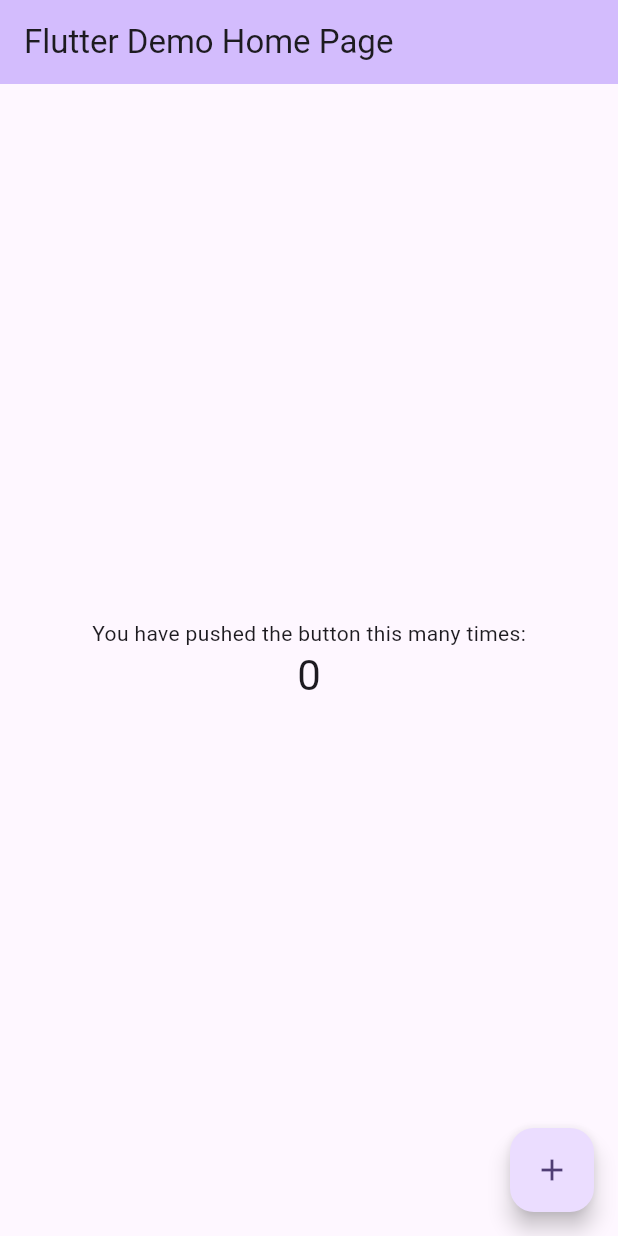
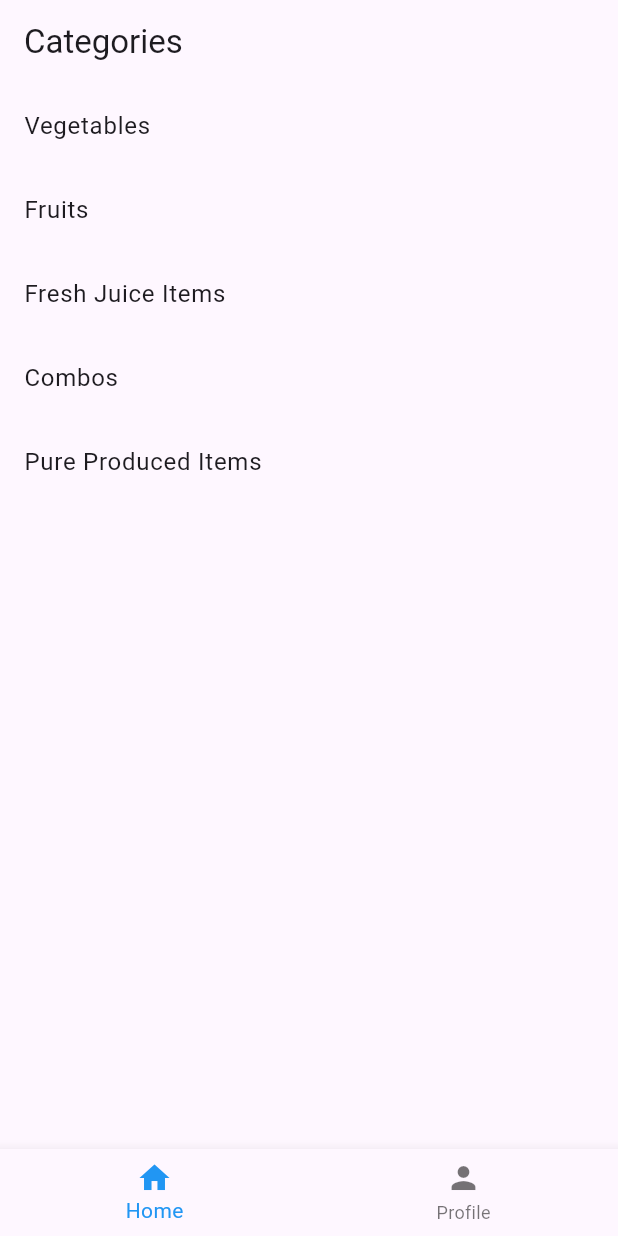
Before and after one commit to Harshsachan/bijak_app, a Flutter app: the screen it shows after launch, on a phone screen of 412 x 824 dp. Run offline on Flutter 3.47's test engine with Material 3 defaults, Android fonts, the phone set to English and light mode, and no system bars; our stand-ins replace get.

Commit message:
"Data dumping and app structure"

```diff
--- /dev/null
+++ b/lib/data/dummy_data.dart
@@ -0,0 +1,151 @@
+// dummy_data.dart
+
+class Product {
+  final String name;
+  final String weight;
+  final String image;
+  final double price;
+  final String description;
+
+  Product({
+    required this.name,
+    required this.weight,
+    required this.image,
+    required this.price,
+    required this.description,
+  });
+}
+
+class Category {
+  final String name;
+  final List<Product> products;
+
+  Category({
+    required this.name,
+    required this.products,
+  });
+}
+
+List<Category> dummyData = [
+  Category(
+    name: 'Vegetables',
+    products: [
+      Product(
+        name: 'Tomato',
+        weight: '1 kg',
+        image: 'assets/images/tomato.jpg',
+        price: 1.5,
+        description: 'Fresh red tomatoes',
+      ),
+      Product(
+        name: 'Potato',
+        weight: '1 kg',
+        image: 'assets/images/potato.jpeg',
+        price: 1.2,
+        description: 'Fresh potatoes',
+      ),
+      Product(
+        name: 'Carrot',
+        weight: '1 kg',
+        image: 'assets/images/carrot.jpeg',
+        price: 1.2,
+        description: 'Fresh potatoes',
+      ),
+      Product(
+        name: 'Cabbage',
+        weight: '1 kg',
+        image: 'assets/images/cabbage.jpeg',
+        price: 1.2,
+        description: 'Fresh potatoes',
+      ),
+      Product(
+        name: 'Spinach',
+        weight: '1 kg',
+        image: 'assets/images/spinach.jpg',
+        price: 1.2,
+        description: 'Fresh potatoes',
+      ),
+      // Add 3 more vegetable products here
+    ],
+  ),
+  Category(
+    name: 'Fruits',
+    products: [
+      Product(
+        name: 'Apple',
+        weight: '1 kg',
+        image: 'assets/images/apple.jpg',
+        price: 3.0,
+        description: 'Fresh red apples',
+      ),
+      Product(
+        name: 'Banana',
+        weight: '1 dozen',
+        image: 'assets/images/banana.jpg',
+        price: 2.5,
+        description: 'Fresh bananas',
+      ),
+      // Add 3 more fruit products here
+    ],
+  ),
+  Category(
+    name: 'Fresh Juice Items',
+    products: [
+      Product(
+        name: 'Orange Juice',
+        weight: '1 litre',
+        image: 'assets/images/orange_juice.jpg',
+        price: 4.0,
+        description: 'Freshly squeezed orange juice',
+      ),
+      Product(
+        name: 'Apple Juice',
+        weight: '1 litre',
+        image: 'assets/images/apple_juice.jpg',
+        price: 4.5,
+        description: 'Freshly squeezed apple juice',
+      ),
+      // Add 3 more juice products here
+    ],
+  ),
+  Category(
+    name: 'Combos',
+    products: [
+      Product(
+        name: 'Fruit Combo',
+        weight: '3 kg',
+        image: 'assets/images/fruit_combo.jpg',
+        price: 10.0,
+        description: 'A combo of fresh fruits',
+      ),
+      Product(
+        name: 'Vegetable Combo',
+        weight: '3 kg',
+        image: 'assets/images/vegetable_combo.jpg',
+        price: 8.0,
+        description: 'A combo of fresh vegetables',
+      ),
+      // Add 3 more combo products here
+    ],
+  ),
+  Category(
+    name: 'Pure Produced Items',
+    products: [
+      Product(
+        name: 'Pure Honey',
+        weight: '500 g',
+        image: 'assets/images/honey.jpg',
+        price: 6.0,
+        description: 'Pure natural honey',
+      ),
+      Product(
+        name: 'Pure Ghee',
+        weight: '1 kg',
+        image: 'assets/images/ghee.jpg',
+        price: 20.0,
+        description: 'Pure desi ghee',
+      ),
+      // Add 3 more pure produced items here
+    ],
+  ),
+];
--- a/lib/main.dart
+++ b/lib/main.dart
@@ -1,125 +1,147 @@
+// main.dart
+
+import 'package:bijak_app/data/dummy_data.dart';
+import 'package:bijak_app/module/home/controller/category_controller.dart';
+import 'package:bijak_app/module/profile/profile_screen.dart';
 import 'package:flutter/material.dart';
+import 'package:get/get.dart';
 
 void main() {
-  runApp(const MyApp());
+  runApp(MyApp());
 }
 
 class MyApp extends StatelessWidget {
-  const MyApp({super.key});
-
-  // This widget is the root of your application.
   @override
   Widget build(BuildContext context) {
-    return MaterialApp(
-      title: 'Flutter Demo',
-      theme: ThemeData(
-        // This is the theme of your application.
-        //
-        // TRY THIS: Try running your application with "flutter run". You'll see
-        // the application has a purple toolbar. Then, without quitting the app,
-        // try changing the seedColor in the colorScheme below to Colors.green
-        // and then invoke "hot reload" (save your changes or press the "hot
-        // reload" button in a Flutter-supported IDE, or press "r" if you used
-        // the command line to start the app).
-        //
-        // Notice that the counter didn't reset back to zero; the application
-        // state is not lost during the reload. To reset the state, use hot
-        // restart instead.
-        //
-        // This works for code too, not just values: Most code changes can be
-        // tested with just a hot reload.
-        colorScheme: ColorScheme.fromSeed(seedColor: Colors.deepPurple),
-        useMaterial3: true,
-      ),
-      home: const MyHomePage(title: 'Flutter Demo Home Page'),
+    return GetMaterialApp(
+      home: MainScreen(),
     );
   }
 }
 
-class MyHomePage extends StatefulWidget {
-  const MyHomePage({super.key, required this.title});
-
-  // This widget is the home page of your application. It is stateful, meaning
-  // that it has a State object (defined below) that contains fields that affect
-  // how it looks.
-
-  // This class is the configuration for the state. It holds the values (in this
-  // case the title) provided by the parent (in this case the App widget) and
-  // used by the build method of the State. Fields in a Widget subclass are
-  // always marked "final".
-
-  final String title;
-
+class MainScreen extends StatefulWidget {
   @override
-  State<MyHomePage> createState() => _MyHomePageState();
+  _MainScreenState createState() => _MainScreenState();
 }
 
-class _MyHomePageState extends State<MyHomePage> {
-  int _counter = 0;
+class _MainScreenState extends State<MainScreen> {
+  int _selectedIndex = 0;
 
-  void _incrementCounter() {
+  final List<Widget> _pages = [
+    CategoryListScreen(),
+    ProfilePage(),
+  ];
+
+  void _onItemTapped(int index) {
     setState(() {
-      // This call to setState tells the Flutter framework that something has
-      // changed in this State, which causes it to rerun the build method below
-      // so that the display can reflect the updated values. If we changed
-      // _counter without calling setState(), then the build method would not be
-      // called again, and so nothing would appear to happen.
-      _counter++;
+      _selectedIndex = index;
     });
   }
 
   @override
   Widget build(BuildContext context) {
-    // This method is rerun every time setState is called, for instance as done
-    // by the _incrementCounter method above.
-    //
-    // The Flutter framework has been optimized to make rerunning build methods
-    // fast, so that you can just rebuild anything that needs updating rather
-    // than having to individually change instances of widgets.
     return Scaffold(
-      appBar: AppBar(
-        // TRY THIS: Try changing the color here to a specific color (to
-        // Colors.amber, perhaps?) and trigger a hot reload to see the AppBar
-        // change color while the other colors stay the same.
-        backgroundColor: Theme.of(context).colorScheme.inversePrimary,
-        // Here we take the value from the MyHomePage object that was created by
-        // the App.build method, and use it to set our appbar title.
-        title: Text(widget.title),
+      body: _pages[_selectedIndex],
+      bottomNavigationBar: BottomNavigationBar(
+        items: const <BottomNavigationBarItem>[
+          BottomNavigationBarItem(
+            icon: Icon(Icons.home),
+            label: 'Home',
+          ),
+          BottomNavigationBarItem(
+            icon: Icon(Icons.person),
+            label: 'Profile',
+          ),
+        ],
+        currentIndex: _selectedIndex,
+        selectedItemColor: Colors.blue,
+        onTap: _onItemTapped,
       ),
-      body: Center(
-        // Center is a layout widget. It takes a single child and positions it
-        // in the middle of the parent.
+    );
+  }
+}
+
+class CategoryListScreen extends StatelessWidget {
+  final CategoryController categoryController = Get.put(CategoryController());
+
+  @override
+  Widget build(BuildContext context) {
+    return Scaffold(
+      appBar: AppBar(title: Text('Categories')),
+      body: Obx(
+            () {
+          if (categoryController.categories.isEmpty) {
+            return Center(child: CircularProgressIndicator());
+          } else {
+            return ListView.builder(
+              itemCount: categoryController.categories.length,
+              itemBuilder: (context, index) {
+                final category = categoryController.categories[index];
+                return ListTile(
+                  title: Text(category.name),
+                  onTap: () {
+                    Get.to(() => ProductListScreen(category: category));
+                  },
+                );
+              },
+            );
+          }
+        },
+      ),
+    );
+  }
+}
+
+class ProductListScreen extends StatelessWidget {
+  final Category category;
+
+  ProductListScreen({required this.category});
+
+  @override
+  Widget build(BuildContext context) {
+    return Scaffold(
+      appBar: AppBar(title: Text(category.name)),
+      body: ListView.builder(
+        itemCount: category.products.length,
+        itemBuilder: (context, index) {
+          final product = category.products[index];
+          return ListTile(
+            leading: Image.asset(product.image),
+            title: Text(product.name),
+            subtitle: Text('${product.weight} - \$${product.price}'),
+            onTap: () {
+              Get.to(() => ProductDetailScreen(product: product));
+            },
+          );
+        },
+      ),
+    );
+  }
+}
+
+class ProductDetailScreen extends StatelessWidget {
+  final Product product;
+
+  ProductDetailScreen({required this.product});
+
+  @override
+  Widget build(BuildContext context) {
+    return Scaffold(
+      appBar: AppBar(title: Text(product.name)),
+      body: Padding(
+        padding: EdgeInsets.all(16.0),
         child: Column(
-          // Column is also a layout widget. It takes a list of children and
-          // arranges them vertically. By default, it sizes itself to fit its
-          // children horizontally, and tries to be as tall as its parent.
-          //
-          // Column has various properties to control how it sizes itself and
-          // how it positions its children. Here we use mainAxisAlignment to
-          // center the children vertically; the main axis here is the vertical
-          // axis because Columns are vertical (the cross axis would be
-          // horizontal).
-          //
-          // TRY THIS: Invoke "debug painting" (choose the "Toggle Debug Paint"
-          // action in the IDE, or press "p" in the console), to see the
-          // wireframe for each widget.
-          mainAxisAlignment: MainAxisAlignment.center,
-          children: <Widget>[
-            const Text(
-              'You have pushed the button this many times:',
-            ),
-            Text(
-              '$_counter',
-              style: Theme.of(context).textTheme.headlineMedium,
-            ),
+          crossAxisAlignment: CrossAxisAlignment.start,
+          children: [
+            Image.asset(product.image),
+            SizedBox(height: 16.0),
+            Text(product.name, style: TextStyle(fontSize: 24.0)),
+            Text('${product.weight} - \$${product.price}', style: TextStyle(fontSize: 18.0)),
+            SizedBox(height: 16.0),
+            Text(product.description),
           ],
         ),
       ),
-      floatingActionButton: FloatingActionButton(
-        onPressed: _incrementCounter,
-        tooltip: 'Increment',
-        child: const Icon(Icons.add),
-      ), // This trailing comma makes auto-formatting nicer for build methods.
     );
   }
 }
--- /dev/null
+++ b/lib/module/home/controller/category_controller.dart
@@ -0,0 +1,18 @@
+// category_controller.dart
+
+import 'package:bijak_app/data/dummy_data.dart';
+import 'package:get/get.dart';
+
+class CategoryController extends GetxController {
+  var categories = <Category>[].obs;
+
+  @override
+  void onInit() {
+    super.onInit();
+    loadCategories();
+  }
+
+  void loadCategories() {
+    categories.addAll(dummyData);
+  }
+}
```
Also changed, not shown: lib/module/profile/profile_screen.dart (added, +20 -0 lines), pubspec.yaml (+8 -0 lines), assets/images/cabbage.jpeg (added), assets/images/carrot.jpeg (added), assets/images/potato.jpeg (added), assets/images/spinach.jpg (added), assets/images/tomato.jpg (added), lib/module/home/screen/home_screen.dart (added), pubspec.lock, 1 other file.
